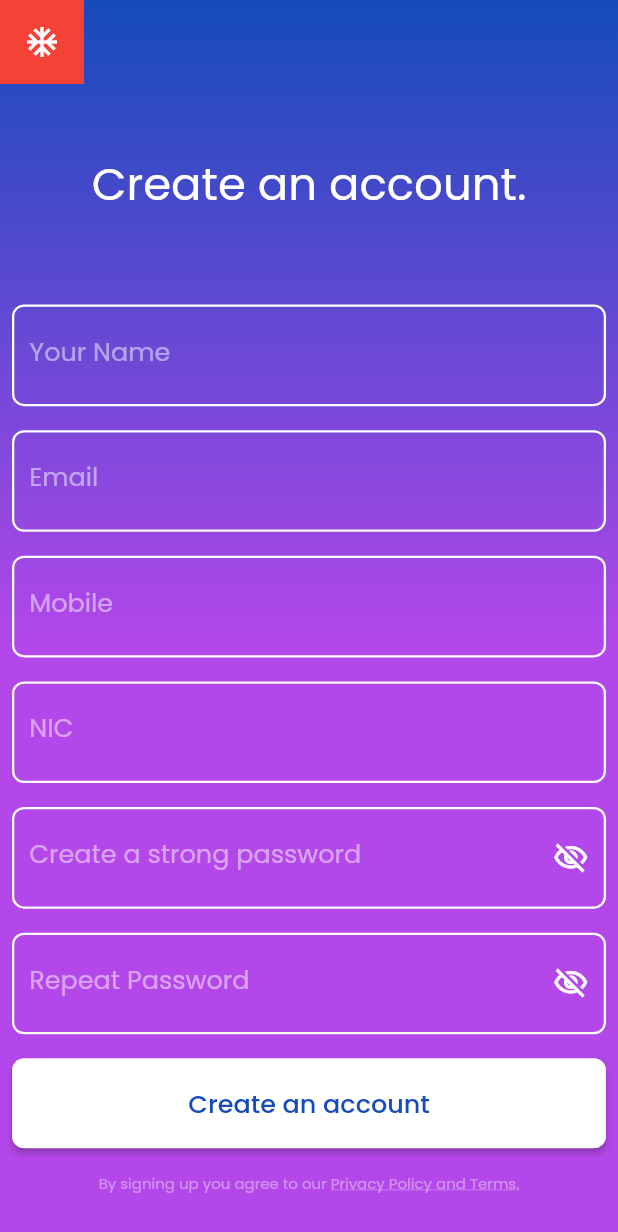
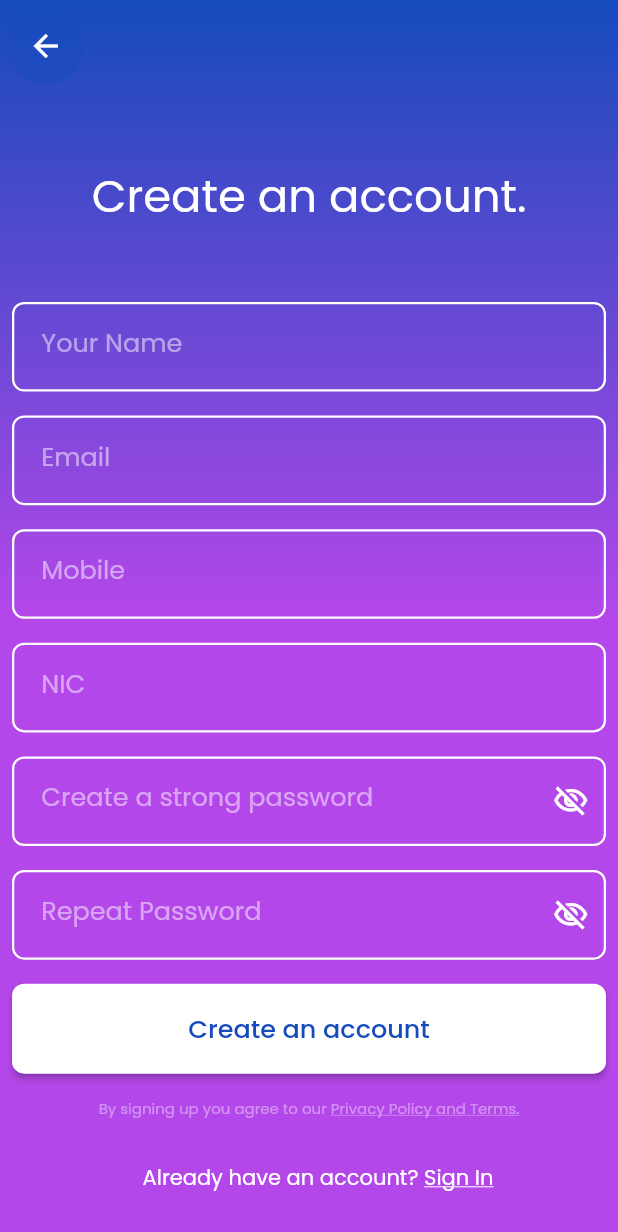
Before and after one commit to madusha98/amr_mobile, a Flutter app: the Register screen opened by its route, on a phone screen of 412 x 824 dp. Shown: the top 1232 px of the screen. Run offline on Flutter 3.47's test engine with Material 2 defaults, Android fonts, the phone set to English and light mode, and no system bars; drawn by our look-alikes of touchable_opacity; our stand-ins replace device_info, firebase_analytics, firebase_messaging, get, get_storage, otp_text_field; missing offline and left inert: amplify_auth_cognito, amplify_core; accounts and stored records are empty; network calls fail.

Commit message:
UI Enhancements

```diff
--- a/lib/view/registerView.dart
+++ b/lib/view/registerView.dart
@@ -15,10 +15,13 @@ class Register extends GetView<RegisterController> {
           extendBodyBehindAppBar: true,
           appBar: AppBar(
             leading: Container(
-              color: Colors.red,
+              margin: const EdgeInsets.only(left: 5.0, top: 5.0),
+              decoration: BoxDecoration(
+                  color: Get.theme.primaryColor.withOpacity(0.4),
+                  borderRadius: BorderRadius.all(Radius.circular(25))),
               child: IconButton(
-                icon: Icon(Icons.ac_unit),
-                onPressed: () {},
+                icon: Icon(Icons.arrow_back),
+                onPressed: () {Get.back();},
               ),
             ),
             backgroundColor: Colors.transparent,
@@ -39,7 +42,7 @@ class Register extends GetView<RegisterController> {
                 mainAxisAlignment: MainAxisAlignment.center,
                 children: [
                   Padding(
-                    padding: const EdgeInsets.only(top: 100, bottom: 50),
+                    padding: const EdgeInsets.only(top: 100, bottom: 40),
                     child: Text(
                       'Create an account.',
                       style: TextStyle(
--- a/lib/widgets/outlineTextField.dart
+++ b/lib/widgets/outlineTextField.dart
@@ -51,6 +51,8 @@ class _OutLinedTextFieldState extends State<OutLinedTextField> {
                   onChanged: widget.onChanged,
                   decoration: InputDecoration(
                     border: InputBorder.none,
+                    isDense: true,
+                    contentPadding: EdgeInsets.all(8),
                     labelText: widget.label,
                     labelStyle: TextStyle(
                       color: Colors.white.withOpacity(0.5),
```
